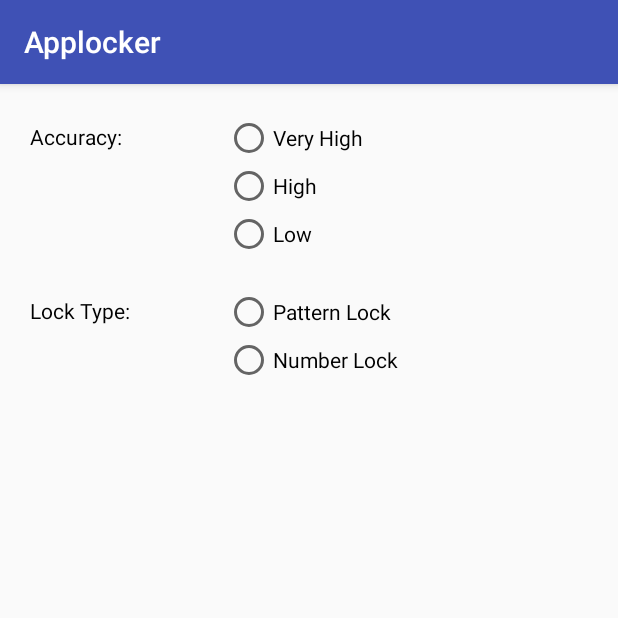
After one commit to WasimReza2K8/Applocker, an Android app: the SettingsActivity screen opened directly, with no data from a screen before it, on a phone screen of 412 x 824 dp, the top half of it. The commit adds this screen. Run offline under Robolectric (Android 15) with nearby library versions, the phone set to English and light mode, and no system bars.

Commit message:
add settings activity

```diff
--- a/app/src/main/AndroidManifest.xml
+++ b/app/src/main/AndroidManifest.xml
@@ -6,8 +6,7 @@
     <uses-permission android:name="android.permission.RECEIVE_BOOT_COMPLETED" />
     <uses-permission android:name="android.permission.SYSTEM_ALERT_WINDOW" />
     <uses-permission android:name="android.permission.GET_TASKS" />
-    <uses-permission
-        android:name="com.android.launcher.permission.INSTALL_SHORTCUT" />
+    <uses-permission android:name="com.android.launcher.permission.INSTALL_SHORTCUT" />
     <uses-permission
         android:name="android.permission.PACKAGE_USAGE_STATS"
         tools:ignore="ProtectedPermissions" />
@@ -18,7 +17,8 @@
         android:label="@string/app_name"
         android:supportsRtl="true"
         android:theme="@style/AppTheme">
-        <activity android:name="com.codeartist.applocker.activity.AppManagerActivity"
+        <activity
+            android:name="com.codeartist.applocker.activity.AppManagerActivity"
             android:excludeFromRecents="true">
             <intent-filter>
                 <action android:name="android.intent.action.MAIN" />
@@ -29,17 +29,22 @@
 
         <activity
             android:name="com.codeartist.applocker.activity.PasswordSetterActivity"
+            android:excludeFromRecents="true"
             android:label="@string/app_name"
-            android:theme="@style/Theme.AppCompat.NoActionBar"/>
+            android:theme="@style/Theme.AppCompat.NoActionBar" />
 
         <activity
             android:name="com.codeartist.applocker.activity.PatternSetterActivity"
+            android:excludeFromRecents="true"
+            android:label="@string/app_name" />
+        <activity
+            android:name="com.codeartist.applocker.activity.SettingsActivity"
+            android:excludeFromRecents="true"
             android:label="@string/app_name" />
 
         <service
             android:name="com.codeartist.applocker.service.AppLockerService"
-            android:exported="false">
-        </service>
+            android:exported="false"></service>
 
         <receiver android:name=".receiver.ExpiredReceiver">
             <intent-filter>
--- a/app/src/main/java/com/codeartist/applocker/activity/AppManagerActivity.java
+++ b/app/src/main/java/com/codeartist/applocker/activity/AppManagerActivity.java
@@ -27,11 +27,13 @@ import android.os.RemoteException;
 import android.provider.Settings;
 import android.support.annotation.Nullable;
 import android.support.annotation.RequiresApi;
+import android.view.Menu;
+import android.view.MenuInflater;
+import android.view.MenuItem;
 import android.view.View;
 import android.view.animation.Animation;
 import android.view.animation.AnimationUtils;
 import android.widget.AdapterView;
-import android.widget.Button;
 import android.widget.ImageView;
 import android.widget.ListView;
 import android.widget.ProgressBar;
@@ -41,7 +43,7 @@ import android.widget.ProgressBar;
  */
 
 public final class AppManagerActivity extends BaseServiceBinderActivity {
-   // private Button mAllAppsButton, mLockAppsButton, mPaidAppsButton;
+    // private Button mAllAppsButton, mLockAppsButton, mPaidAppsButton;
     private ListView mAppListView;
     private List<AppManagerModel> mAppList;
     private ProgressBar mProgressBar;
@@ -79,7 +81,7 @@ public final class AppManagerActivity extends BaseServiceBinderActivity {
         new GetApplication().execute();
         // addShortcut();
         if (android.os.Build.VERSION.SDK_INT >= android.os.Build.VERSION_CODES.LOLLIPOP) {
-            if(!isPermittedToLollipop()){
+            if (!isPermittedToLollipop()) {
                 startActivity(new Intent(Settings.ACTION_USAGE_ACCESS_SETTINGS));
             }
         }
@@ -89,10 +91,10 @@ public final class AppManagerActivity extends BaseServiceBinderActivity {
         }
     }
 
-    public final static int REQUEST_CODE_OVERLAY = -1010101; /*(see edit II)*/
+    public final static int REQUEST_CODE_OVERLAY = -1010101; /* (see edit II) */
 
     public void checkDrawOverlayPermission() {
-        /** check if we already  have permission to draw over other apps */
+        /** check if we already have permission to draw over other apps */
         if (!Settings.canDrawOverlays(this)) {
             /** if not construct intent to request permission */
             Intent intent = new Intent(Settings.ACTION_MANAGE_OVERLAY_PERMISSION,
@@ -103,12 +105,14 @@ public final class AppManagerActivity extends BaseServiceBinderActivity {
     }
 
     @RequiresApi(api = Build.VERSION_CODES.KITKAT)
-    private boolean isPermittedToLollipop(){
+    private boolean isPermittedToLollipop() {
         try {
             PackageManager packageManager = getPackageManager();
-            ApplicationInfo applicationInfo = packageManager.getApplicationInfo(getPackageName(), 0);
+            ApplicationInfo applicationInfo = packageManager.getApplicationInfo(getPackageName(),
+                    0);
             AppOpsManager appOpsManager = (AppOpsManager) getSystemService(APP_OPS_SERVICE);
-            int mode = appOpsManager.checkOpNoThrow(AppOpsManager.OPSTR_GET_USAGE_STATS, applicationInfo.uid, applicationInfo.packageName);
+            int mode = appOpsManager.checkOpNoThrow(AppOpsManager.OPSTR_GET_USAGE_STATS,
+                    applicationInfo.uid, applicationInfo.packageName);
             return (mode == AppOpsManager.MODE_ALLOWED);
 
         } catch (PackageManager.NameNotFoundException e) {
@@ -185,6 +189,25 @@ public final class AppManagerActivity extends BaseServiceBinderActivity {
     }
 
     @Override
+    public boolean onCreateOptionsMenu(Menu menu) {
+        MenuInflater inflater = getMenuInflater();
+        inflater.inflate(R.menu.main_menu, menu);
+        return true;
+    }
+
+    @Override
+    public boolean onOptionsItemSelected(MenuItem item) {
+        // Handle item selection
+        switch (item.getItemId()) {
+            case R.id.settings:
+                startActivity(new Intent(this, SettingsActivity.class));
+                return true;
+            default:
+                return super.onOptionsItemSelected(item);
+        }
+    }
+
+    @Override
     public void sendMessageToService(String packageName, int lockFlag) {
         // Log.e("locker", mBound + "");
         if (!mBound)
@@ -217,7 +240,7 @@ public final class AppManagerActivity extends BaseServiceBinderActivity {
                     }
                 }
             }
-        } else if(requestCode == REQUEST_CODE_OVERLAY){
+        } else if (requestCode == REQUEST_CODE_OVERLAY) {
 
         }
     }
--- a/app/src/main/java/com/codeartist/applocker/activity/PasswordSetterActivity.java
+++ b/app/src/main/java/com/codeartist/applocker/activity/PasswordSetterActivity.java
@@ -40,7 +40,7 @@ public class PasswordSetterActivity extends AppCompatActivity {
         super.onCreate(savedInstanceState);
         requestWindowFeature(Window.FEATURE_NO_TITLE);
         getWindow().setFlags(WindowManager.LayoutParams.FLAG_FULLSCREEN, WindowManager.LayoutParams.FLAG_FULLSCREEN);
-      /*  setContentView(R.layout.pin_layout);
+      /*  setContentView(R.layout.PatternView);
         mIndicatorDots = (IndicatorDots) findViewById(R.id.indicator_dots);
         mPinLockView = (PinLockView) findViewById(R.id.pin_lock_view);
         setPassword = (TextView) findViewById(R.id.profile_name);
--- a/app/src/main/java/com/codeartist/applocker/activity/PatternSetterActivity.java
+++ b/app/src/main/java/com/codeartist/applocker/activity/PatternSetterActivity.java
@@ -24,7 +24,7 @@ public class PatternSetterActivity extends AppCompatActivity {
     @Override
     protected void onCreate(@Nullable Bundle savedInstanceState) {
         super.onCreate(savedInstanceState);
-        setContentView(R.layout.pattern_lock_layout);
+        setContentView(R.layout.pattern_lock_option);
         final String packageName = getIntent().getStringExtra(Constants.KEY_PKG_NAME);
         final Lock9View lock9View = (Lock9View) findViewById(R.id.lock_9_view);
         lock9View.setCallBack(new Lock9View.CallBack() {
--- /dev/null
+++ b/app/src/main/java/com/codeartist/applocker/activity/SettingsActivity.java
@@ -0,0 +1,20 @@
+
+package com.codeartist.applocker.activity;
+
+import com.codeartist.applocker.R;
+
+import android.os.Bundle;
+import android.support.annotation.Nullable;
+import android.support.v7.app.AppCompatActivity;
+
+/**
+ * Created by bjit-16 on 12/29/16.
+ */
+
+public class SettingsActivity extends AppCompatActivity {
+    @Override
+    protected void onCreate(@Nullable Bundle savedInstanceState) {
+        super.onCreate(savedInstanceState);
+        setContentView(R.layout.activity_settings);
+    }
+}
--- /dev/null
+++ b/app/src/main/res/layout/activity_settings.xml
@@ -0,0 +1,84 @@
+<?xml version="1.0" encoding="utf-8"?>
+<LinearLayout xmlns:android="http://schemas.android.com/apk/res/android"
+    android:layout_width="match_parent"
+    android:layout_height="match_parent"
+    android:layout_margin="20dp"
+    android:orientation="vertical">
+
+    <LinearLayout
+        android:layout_width="match_parent"
+        android:layout_height="wrap_content"
+        android:orientation="horizontal">
+
+        <TextView
+            android:layout_width="80dp"
+            android:layout_height="wrap_content"
+            android:layout_marginTop="5dp"
+            android:text="@string/accuracy"
+            android:textColor="@color/black" />
+
+        <RadioGroup xmlns:android="http://schemas.android.com/apk/res/android"
+            android:layout_width="fill_parent"
+            android:layout_height="wrap_content"
+            android:layout_marginLeft="50dp"
+            android:orientation="vertical">
+
+            <RadioButton
+                android:id="@+id/radio_very_high"
+                android:layout_width="wrap_content"
+                android:layout_height="wrap_content"
+                android:onClick="onRadioButtonClicked"
+                android:text="@string/very_high" />
+
+            <RadioButton
+                android:id="@+id/radio_high"
+                android:layout_width="wrap_content"
+                android:layout_height="wrap_content"
+                android:onClick="onRadioButtonClicked"
+                android:text="@string/high" />
+
+            <RadioButton
+                android:id="@+id/radio_low"
+                android:layout_width="wrap_content"
+                android:layout_height="wrap_content"
+                android:onClick="onRadioButtonClicked"
+                android:text="@string/low" />
+        </RadioGroup>
+    </LinearLayout>
+
+    <LinearLayout
+        android:layout_width="match_parent"
+        android:layout_height="wrap_content"
+        android:layout_marginTop="20dp"
+        android:orientation="horizontal">
+
+        <TextView
+            android:layout_width="80dp"
+            android:layout_height="wrap_content"
+            android:layout_marginTop="5dp"
+            android:text="@string/lock_type"
+            android:textColor="@color/black" />
+
+        <RadioGroup xmlns:android="http://schemas.android.com/apk/res/android"
+            android:layout_width="fill_parent"
+            android:layout_height="wrap_content"
+            android:layout_marginLeft="50dp"
+            android:orientation="vertical">
+
+            <RadioButton
+                android:id="@+id/radio_patternLock"
+                android:layout_width="wrap_content"
+                android:layout_height="wrap_content"
+                android:onClick="onRadioButtonClicked"
+                android:text="@string/pattern_lock" />
+
+            <RadioButton
+                android:id="@+id/radio_numberLock"
+                android:layout_width="wrap_content"
+                android:layout_height="wrap_content"
+                android:onClick="onRadioButtonClicked"
+                android:text="@string/number_lock" />
+        </RadioGroup>
+    </LinearLayout>
+
+</LinearLayout>
--- /dev/null
+++ b/app/src/main/res/menu/main_menu.xml
@@ -0,0 +1,8 @@
+<?xml version="1.0" encoding="utf-8"?>
+<menu xmlns:android="http://schemas.android.com/apk/res/android"
+    xmlns:app="http://schemas.android.com/apk/res-auto">
+    <item
+        android:id="@+id/settings"
+        android:title="@string/settings"
+        app:showAsAction="ifRoom" />
+</menu>
--- a/app/src/main/res/values/strings.xml
+++ b/app/src/main/res/values/strings.xml
@@ -4,4 +4,12 @@
     <string name="app_internet">Internet</string>
     <string name="app_privacy">Privacy</string>
     <string name="app_price">Price</string>
+    <string name="accuracy">Accuracy:</string>
+    <string name="very_high">Very High</string>
+    <string name="high">High</string>
+    <string name="low">Low</string>
+    <string name="lock_type">Lock Type:</string>
+    <string name="pattern_lock">Pattern Lock</string>
+    <string name="number_lock">Number Lock</string>
+    <string name="settings">Settings</string>
 </resources>
```
